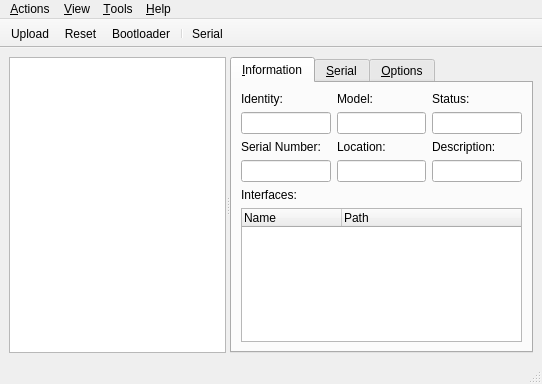
Above: src/tyqt/main_window.ui from Koromix/tytools before the change. Below: the same form after it.
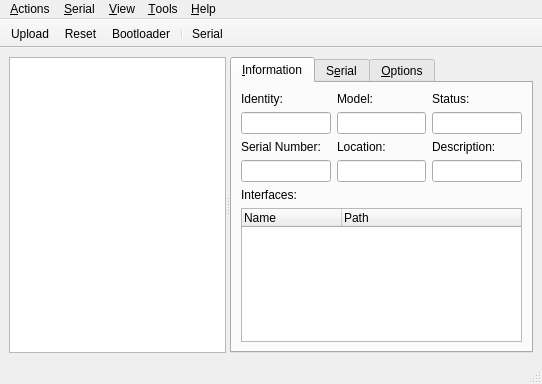
That is the form after the change. Icons and pictures are not drawn. Custom widgets are drawn as their Qt base class.

Commit message: Move Serial actions to dedicated Serial menu

```diff
--- a/src/tyqt/main_window.ui
+++ b/src/tyqt/main_window.ui
@@ -206,7 +206,7 @@
        </widget>
        <widget class="QWidget" name="serialTab">
         <attribute name="title">
-         <string>&amp;Serial</string>
+         <string>S&amp;erial</string>
         </attribute>
         <layout class="QVBoxLayout" name="verticalLayout_3">
          <item>
@@ -547,7 +547,15 @@
     <addaction name="separator"/>
     <addaction name="actionPreferences"/>
    </widget>
+   <widget class="QMenu" name="menuSerial">
+    <property name="title">
+     <string>&amp;Serial</string>
+    </property>
+    <addaction name="actionEnableSerial"/>
+    <addaction name="actionClearSerial"/>
+   </widget>
    <addaction name="menuFile"/>
+   <addaction name="menuSerial"/>
    <addaction name="menuView"/>
    <addaction name="menuTools"/>
    <addaction name="menuHelp"/>
```
Left out of the diff: 3 changed lines with no effect on the pictures.
